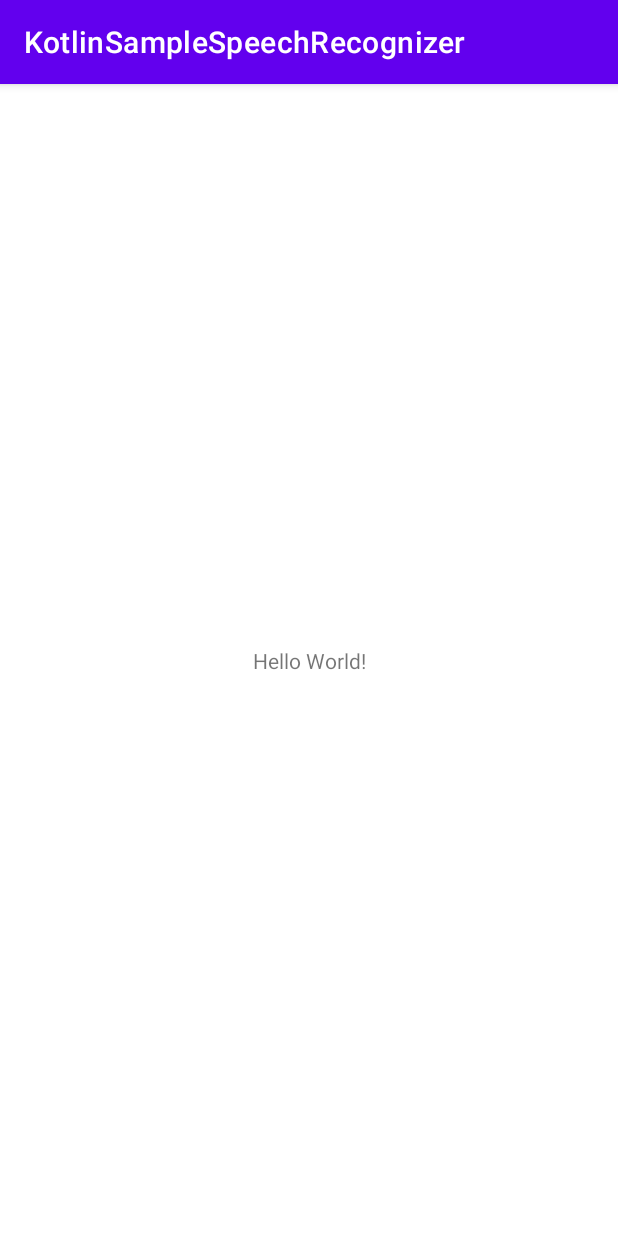
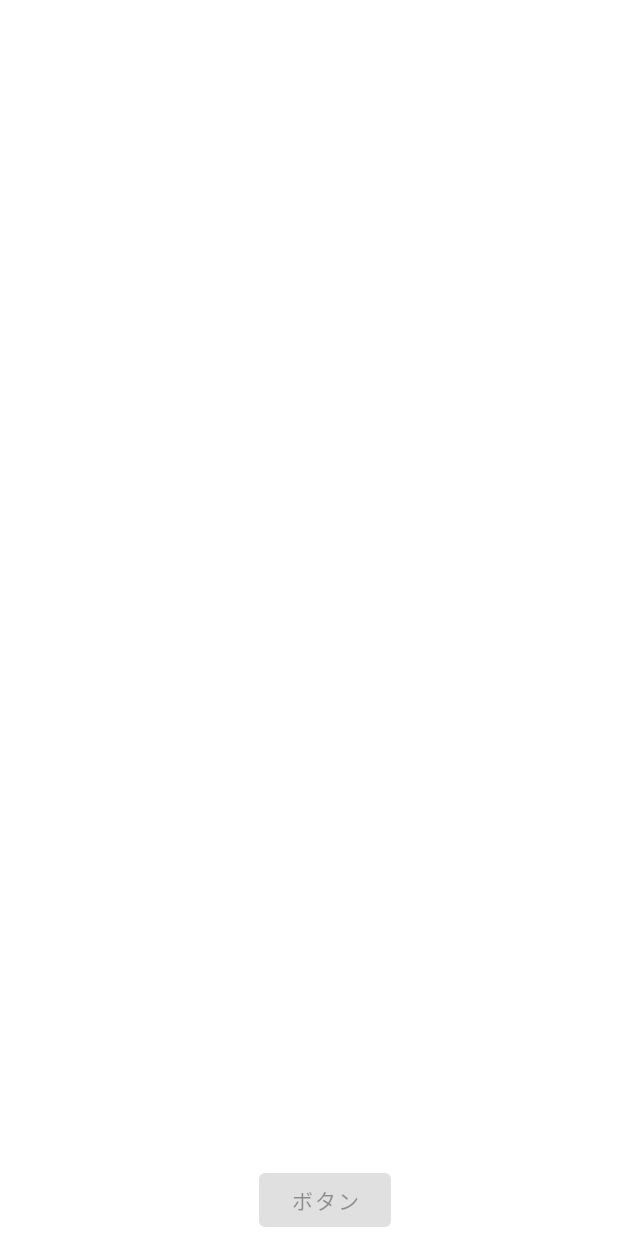
Before and after one commit to kwmkade/KotlinSampleSpeechRecognizer, an Android app: the screen it shows after launch (MainActivity), on a phone screen of 412 x 824 dp. Run offline under Robolectric (Android 15) with nearby library versions, the phone set to English and light mode, and no system bars; libraries missing offline, so code that uses them is left out: permissions.dispatcher; 1 statement that could not run was skipped.

```diff
--- a/app/build.gradle
+++ b/app/build.gradle
@@ -43,6 +43,12 @@ dependencies {
     androidTestImplementation 'androidx.test.ext:junit:1.1.3'
     androidTestImplementation 'androidx.test.espresso:espresso-core:3.4.0'
 
+    // NOTE: Dangerousパーミッションを許可してもらう実装をすっきり書ける PermissionsDispatcher のインストール
     implementation "com.github.permissions-dispatcher:permissionsdispatcher:4.8.0"
     kapt "com.github.permissions-dispatcher:permissionsdispatcher-processor:4.8.0"
+
+    // NOTE: Activityを呼び出す時に使用する startActivityForResult が Deprecated になった.
+    //       推奨される RegisterForActivityResult を使うときに必要な宣言.
+    implementation "androidx.activity:activity-ktx:1.2.0-alpha04"
+    implementation "androidx.fragment:fragment-ktx:1.3.0-alpha03"
 }
--- a/app/src/main/java/com/kwmkade/kotlinsamplespeechrecognizer/MainActivity.kt
+++ b/app/src/main/java/com/kwmkade/kotlinsamplespeechrecognizer/MainActivity.kt
@@ -1,11 +1,125 @@
 package com.kwmkade.kotlinsamplespeechrecognizer
 
+import android.Manifest.permission.RECORD_AUDIO
+import android.app.Activity
+import android.app.AlertDialog
+import android.content.Intent
+import android.os.Bundle
+import android.speech.RecognizerIntent
+import android.view.View
+import android.widget.Button
+import android.widget.TextView
+import android.widget.Toast
+import androidx.activity.result.ActivityResult
+import androidx.activity.result.contract.ActivityResultContracts
 import androidx.appcompat.app.AppCompatActivity
-import android.os.Bundle
+import permissions.dispatcher.*
 
-class MainActivity : AppCompatActivity() {
+@RuntimePermissions
+class MainActivity : AppCompatActivity(), View.OnClickListener {
+
+    // 参照
+    private lateinit var label: TextView
+    private lateinit var button: Button
+
     override fun onCreate(savedInstanceState: Bundle?) {
         super.onCreate(savedInstanceState)
         setContentView(R.layout.activity_main)
+
+        this.supportActionBar?.hide()
+
+        // 参照
+        this.label = findViewById(R.id.label)
+        this.label.text = ""
+        this.button = findViewById(R.id.button)
+        this.button.setOnClickListener(this) // NOTE: MainActivityに View.OnClickListener を継承させているので
+        setUiActive(false)
+
+        // 音声認識の開始
+        // NOTE: PermissionsDispatcherにより @NeedsPermission で宣言した関数に「WithPermissionCheck」付加された関数が自動生成される
+        setupRecognizerWithPermissionCheck()
     }
+
+    //====================
+    // 操作
+    //====================
+    // UIの有効化・無効化
+    private fun setUiActive(active: Boolean) {
+        runOnUiThread {
+            this.button.isEnabled = active
+        }
+    }
+
+    // テキストの指定
+    private fun setText(text: String) {
+        runOnUiThread {
+            this.label.text = text
+        }
+    }
+
+    // クリック時に呼ばれる
+    // NOTE: MainActivityに View.OnClickListener を継承させているので
+    override fun onClick(v: View) {
+        // 音声認識の開始
+        startRecognizer()
+    }
+
+    //====================
+    // パーミッション
+    //====================
+
+    // 許可された時に呼ばれる
+    @NeedsPermission(RECORD_AUDIO)
+    fun setupRecognizer() {
+        setUiActive(true)
+    }
+
+    // 説明が必要な時に呼ばれる
+    @OnShowRationale(RECORD_AUDIO)
+    fun onCameraShowRationale(request: PermissionRequest) {
+        AlertDialog.Builder(this)
+            .setPositiveButton("許可") { _, _ -> request.proceed() }
+            .setNegativeButton("許可しない") { _, _ -> request.cancel() }
+            .setCancelable(false)
+            .setMessage("マイクを利用します")
+            .show()
+    }
+
+    // 拒否された時に呼ばれる
+    @OnPermissionDenied(RECORD_AUDIO)
+    fun onCameraPermissionDenied() {
+        Toast.makeText(this, "拒否されました", Toast.LENGTH_SHORT).show()
+    }
+
+    // 「今後表示しない」が選択された時に呼ばれる
+    @OnNeverAskAgain(RECORD_AUDIO)
+    fun onCameraNeverAskAgain() {
+        Toast.makeText(this, "「今後表示しない」が選択されました", Toast.LENGTH_SHORT).show()
+    }
+
+    //====================
+    // 音声認識
+    //====================
+    private val activityLauncher =
+        registerForActivityResult(ActivityResultContracts.StartActivityForResult()) { result: ActivityResult? ->
+            if (result?.resultCode == Activity.RESULT_OK) {
+                result.data?.let { data: Intent ->
+                    val text = data.getStringArrayListExtra(RecognizerIntent.EXTRA_RESULTS)!![0]
+                    setText(text)
+                }
+            }
+        }
+
+    private fun startRecognizer() {
+        // RecognizerIntentの生成
+        val intent = Intent(RecognizerIntent.ACTION_RECOGNIZE_SPEECH)
+        intent.putExtra(
+            RecognizerIntent.EXTRA_LANGUAGE_MODEL,
+            RecognizerIntent.LANGUAGE_MODEL_FREE_FORM
+        )
+
+        // アクティビティの起動
+        activityLauncher.launch(intent)
+    }
+
 }
--- a/app/src/main/res/layout/activity_main.xml
+++ b/app/src/main/res/layout/activity_main.xml
@@ -7,12 +7,25 @@
     tools:context=".MainActivity">
 
     <TextView
+        android:id="@+id/label"
+        android:layout_width="0dp"
+        android:layout_height="0dp"
+        android:text="Hello World!"
+        app:layout_constraintBottom_toTopOf="@+id/button"
+        app:layout_constraintEnd_toEndOf="parent"
+        app:layout_constraintLeft_toLeftOf="parent"
+        app:layout_constraintRight_toRightOf="parent"
+        app:layout_constraintStart_toStartOf="parent"
+        app:layout_constraintTop_toTopOf="parent" />
+
+    <Button
+        android:id="@+id/button"
         android:layout_width="wrap_content"
         android:layout_height="wrap_content"
-        android:text="Hello World!"
+        android:text="@string/button_name"
         app:layout_constraintBottom_toBottomOf="parent"
-        app:layout_constraintLeft_toLeftOf="parent"
-        app:layout_constraintRight_toRightOf="parent"
-        app:layout_constraintTop_toTopOf="parent" />
+        app:layout_constraintEnd_toEndOf="parent"
+        app:layout_constraintHorizontal_bias="0.533"
+        app:layout_constraintStart_toStartOf="parent" />
 
 </androidx.constraintlayout.widget.ConstraintLayout>
--- a/app/src/main/res/values/strings.xml
+++ b/app/src/main/res/values/strings.xml
@@ -1,3 +1,4 @@
 <resources>
     <string name="app_name">KotlinSampleSpeechRecognizer</string>
+    <string name="button_name">ボタン</string>
 </resources>
```
